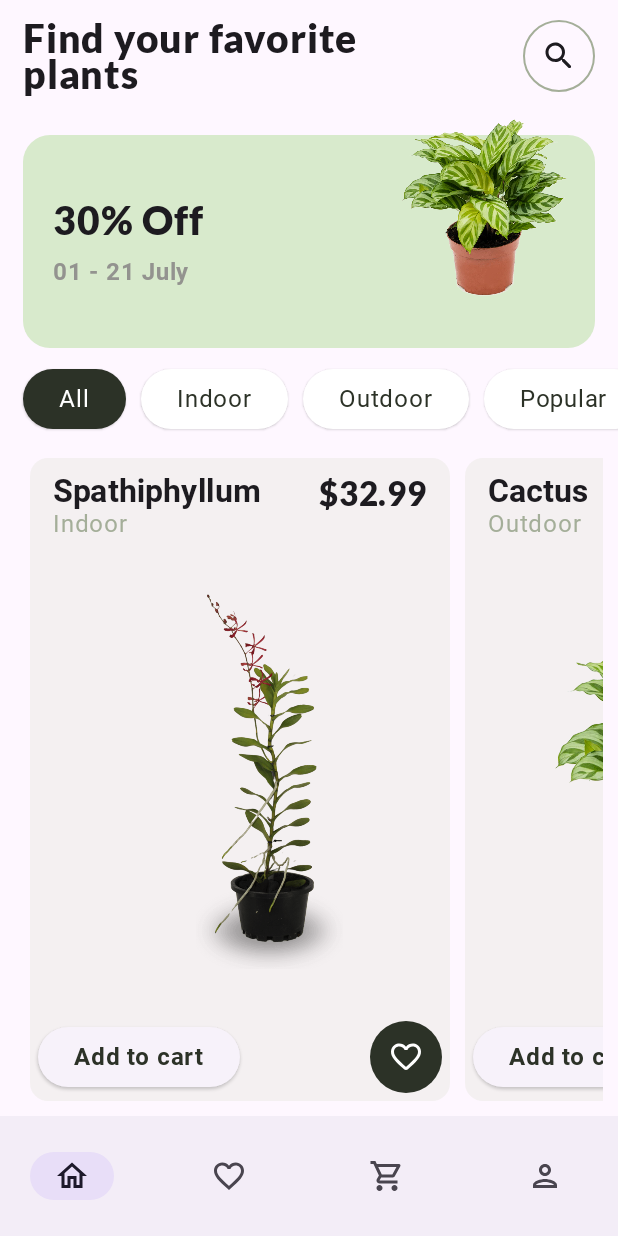
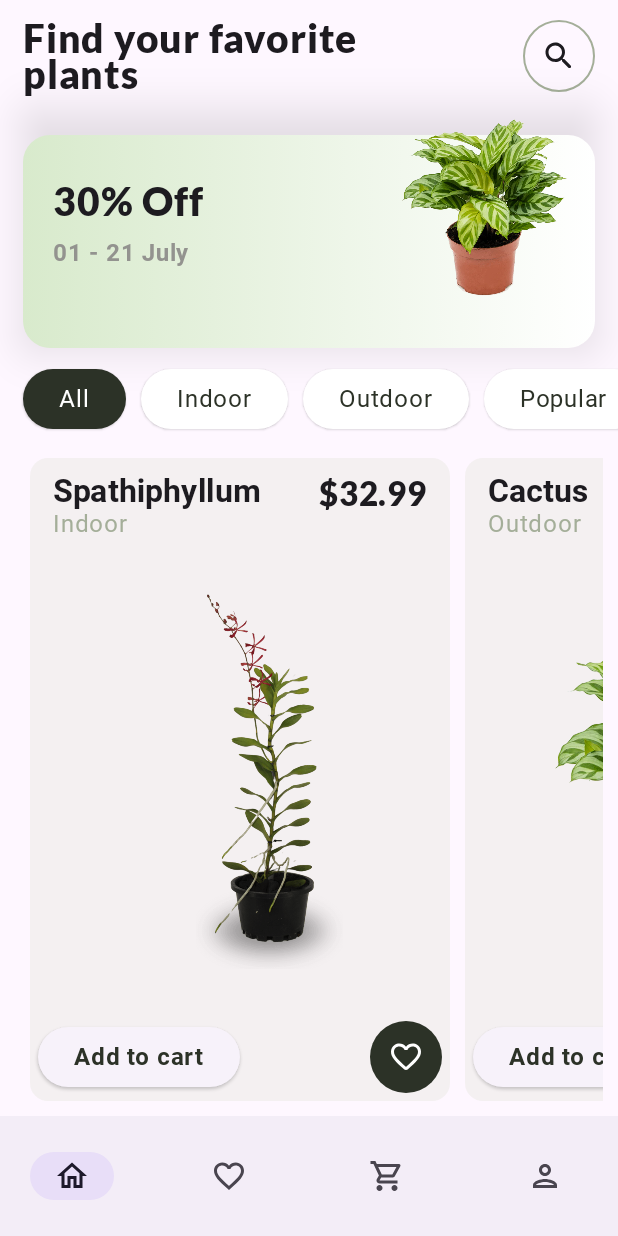
Before and after one commit to raul94a/PlantShop, an Android app built with Jetpack Compose: the HomeScreen screen opened through its navigation route, on a phone screen of 412 x 824 dp. Run offline under Robolectric (Android 15) with nearby library versions, the phone set to English and light mode, and no system bars; 2 statements that could not run were skipped.

Commit message:
Add gradient to banner

```diff
--- a/app/src/main/java/com/raul/plantshop/presentation/plants/DiscountBanner.kt
+++ b/app/src/main/java/com/raul/plantshop/presentation/plants/DiscountBanner.kt
@@ -1,6 +1,7 @@
 package com.raul.plantshop.presentation.plants
 
 
+import androidx.compose.foundation.Canvas
 import androidx.compose.foundation.Image
 import androidx.compose.foundation.background
 import androidx.compose.foundation.layout.Arrangement
@@ -11,13 +12,23 @@ import androidx.compose.foundation.layout.fillMaxWidth
 import androidx.compose.foundation.layout.height
 import androidx.compose.foundation.layout.padding
 import androidx.compose.foundation.layout.size
+import androidx.compose.foundation.layout.width
 import androidx.compose.foundation.shape.RoundedCornerShape
 import androidx.compose.material3.Text
 import androidx.compose.runtime.Composable
 import androidx.compose.runtime.remember
 import androidx.compose.ui.Alignment
 import androidx.compose.ui.Modifier
+import androidx.compose.ui.draw.clipToBounds
+import androidx.compose.ui.draw.shadow
+import androidx.compose.ui.geometry.Offset
+import androidx.compose.ui.geometry.Size
+import androidx.compose.ui.graphics.Brush
 import androidx.compose.ui.graphics.Color
+import androidx.compose.ui.graphics.Path
+import androidx.compose.ui.graphics.StrokeCap
+import androidx.compose.ui.graphics.drawscope.Stroke
+import androidx.compose.ui.graphics.graphicsLayer
 import androidx.compose.ui.graphics.painter.Painter
 import androidx.compose.ui.layout.ContentScale
 import androidx.compose.ui.res.stringResource
@@ -27,7 +38,9 @@ import androidx.compose.ui.unit.sp
 import com.raul.plantshop.R
 import com.raul.plantshop.ui.theme.Typography
 import com.raul.plantshop.ui.theme.bannerGreen
+import com.raul.plantshop.ui.theme.buttonColor
 import com.raul.plantshop.ui.theme.headerGrey
+import com.raul.plantshop.ui.theme.mainBlack
 import com.raul.plantshop.ui.theme.subtitle
 
 
@@ -36,14 +49,21 @@ data class Discount(
 )
 
 @Composable
-fun DiscountBanner(modifier: Modifier,discount: Discount) {
+fun DiscountBanner(modifier: Modifier, discount: Discount) {
 
     val bannerHeight = remember { 175.dp }
     Box(
         modifier = modifier
             .fillMaxWidth()
             .height(bannerHeight)
-            .padding(horizontal = 15.dp).padding(bottom = 10.dp)
+            .padding(horizontal = 15.dp)
+            .padding(bottom = 10.dp)
+            .shadow(
+                elevation = 16.dp,
+                shape = RoundedCornerShape(16.dp),
+                spotColor = Color.Black.copy(alpha = 0.52f),
+                ambientColor = Color.Black.copy(alpha = 0.1f)
+            )
 
 
     ) {
@@ -53,9 +73,16 @@ fun DiscountBanner(modifier: Modifier,discount: Discount) {
             modifier = Modifier
                 .padding(top = 25.dp)
                 .fillMaxSize()
+                .background(
+                    brush = Brush.horizontalGradient(listOf(bannerGreen, Color.White)),
+                    shape = RoundedCornerShape(18.dp)
 
-                .background(color = bannerGreen, shape = RoundedCornerShape(18.dp))
+                )
+
+
         ) {
+
+            }
             Column(
                 modifier = Modifier
                     .padding(20.dp)
@@ -79,7 +106,7 @@ fun DiscountBanner(modifier: Modifier,discount: Discount) {
             }
 
 
-        }
+
         Image(
             painter = discount.imagePainter,
             contentDescription = "Discount Image Banner",
```
